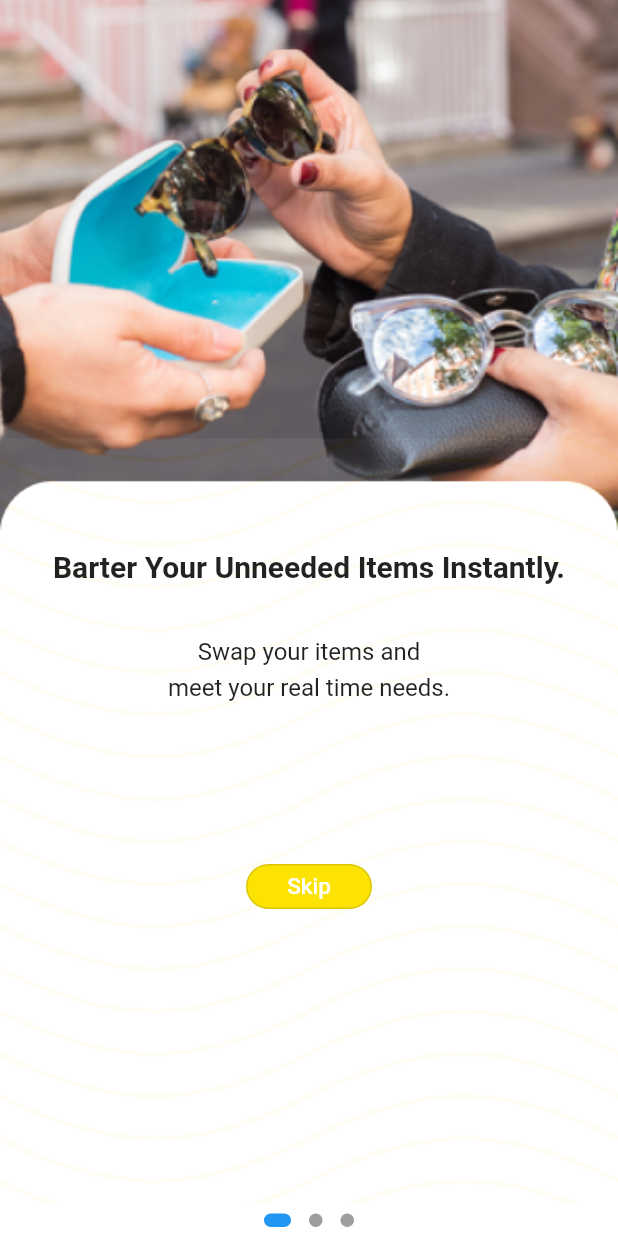
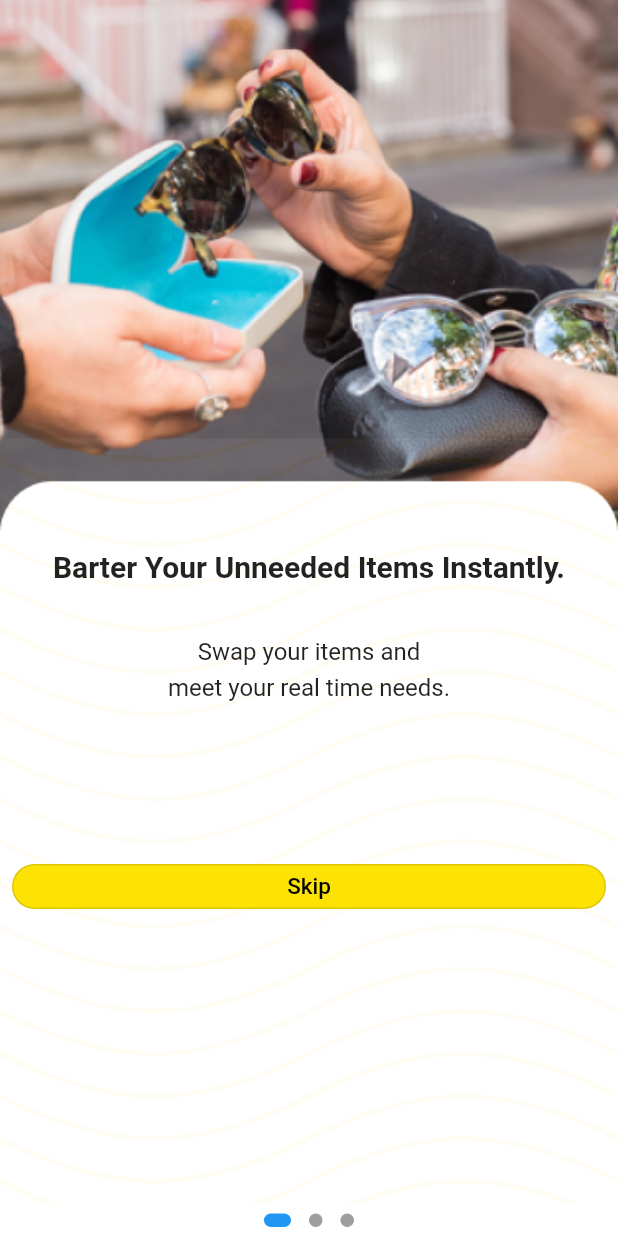
Before and after one commit to richieoscar/tradebybarter, a Flutter app: the screen it shows after launch, on a phone screen of 412 x 824 dp. Run offline on Flutter 3.47's test engine with Material 2 defaults, Android fonts, the phone set to English and light mode, and no system bars; drawn by our look-alikes of dots_indicator; our stand-ins replace accordion, csc_picker, fluttertoast, google_maps_flutter, hexcolor, pin_code_fields and 1 more.

Commit message:
Update onboardScreen.dart

```diff
--- a/lib/screens/onboardScreen.dart
+++ b/lib/screens/onboardScreen.dart
@@ -52,7 +52,7 @@ List<Widget> pageView(BuildContext context) {
                   style: KOnboardText, textAlign: TextAlign.center),
               SizedBox(height: 100),
               Container(
-                width: 100,
+                width: MediaQuery.of(context).size.width,
                 child: Container(
                   margin: EdgeInsets.all(8),
                   constraints: BoxConstraints.expand( height: 30),
@@ -69,7 +69,7 @@ List<Widget> pageView(BuildContext context) {
                     child: Text(
                       "Skip",
                       style: TextStyle(
-                          color: Colors.white,
+                          color: Colors.black,
                           fontWeight: FontWeight.w500,
                           fontSize: 15),
                     ),
@@ -113,7 +113,7 @@ List<Widget> pageView(BuildContext context) {
                   style: KOnboardText, textAlign: TextAlign.center),
               SizedBox(height: 100),
               Container(
-                width: 100,
+                width: MediaQuery.of(context).size.width,
                 child: Container(
                   margin: EdgeInsets.all(8),
                   constraints: BoxConstraints.expand( height: 30),
@@ -130,7 +130,7 @@ List<Widget> pageView(BuildContext context) {
                     child: Text(
                       "Skip",
                       style: TextStyle(
-                          color: Colors.white,
+                          color: Colors.black,
                           fontWeight: FontWeight.w500,
                           fontSize: 15),
                     ),
@@ -171,27 +171,29 @@ List<Widget> pageView(BuildContext context) {
                   style: KOnboardText, textAlign: TextAlign.center),
               SizedBox(height: 100),
               Container(
-                width: 200,
+                width: MediaQuery.of(context).size.width,
+                child: Container(
                   margin: EdgeInsets.all(8),
                   constraints: BoxConstraints.expand( height: 30),
                   child: (OutlinedButton(
                     style: ButtonStyle(
-                    backgroundColor: MaterialStateProperty.all(KBrandColors),
+                      backgroundColor: MaterialStateProperty.all(KProceedColor  ),
                       shape: MaterialStateProperty.all(RoundedRectangleBorder(
                           borderRadius: BorderRadius.circular(20.0))),
                     ),
                     onPressed: () {
-                    print('Get started clicked');
+                      print('Get Started clicked');
                       AppNavigator.navigateToWelcomeScreen(context);
                     },
                     child: Text(
-                    "Let's Get Started!",
+                      "Let's Get Started",
                       style: TextStyle(
-                        color: Colors.white,
+                          color: Colors.black,
                           fontWeight: FontWeight.w500,
                           fontSize: 15),
                     ),
                   )),
+                ),
               ),
             ],
           ),
```
Lines whose indentation alone changed are shown as unchanged.
